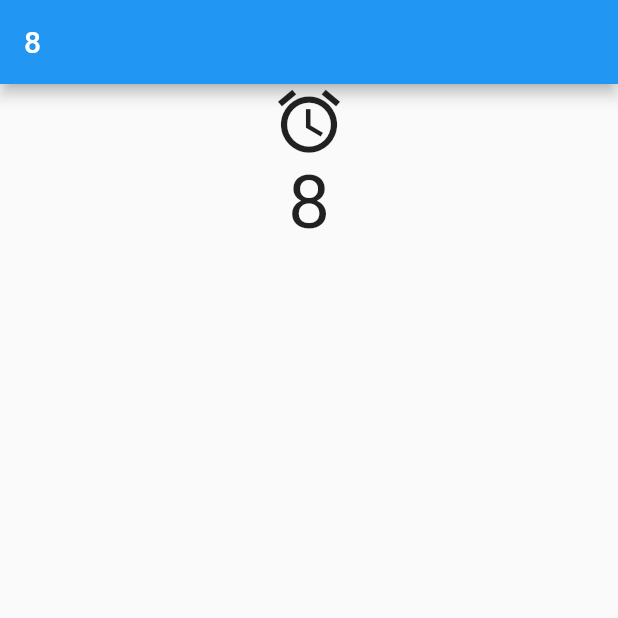
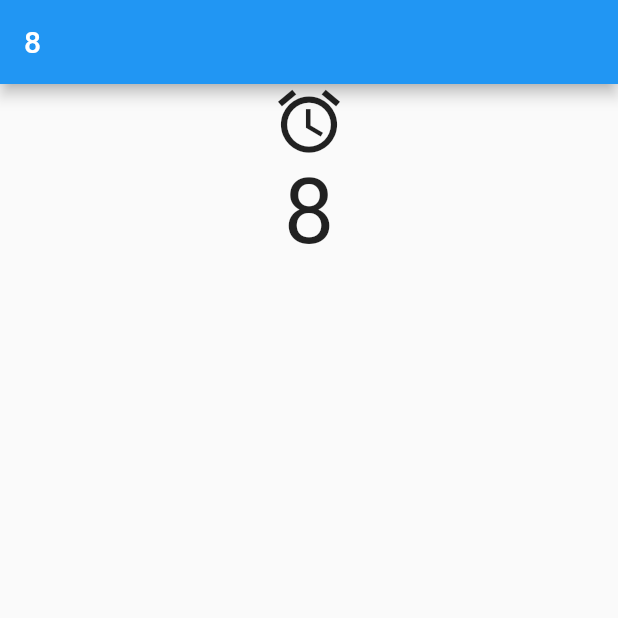
Before and after one commit to parameshmamidisetti/provider-statemanegment, a Flutter app: the screen it shows after launch, on a phone screen of 412 x 824 dp, the top half of it. Run offline on Flutter 3.47's test engine with Material 2 defaults, Android fonts, the phone set to English and light mode, and no system bars.

Commit message:
sized changed

```diff
--- a/lib/homescreen.dart
+++ b/lib/homescreen.dart
@@ -52,7 +52,7 @@ class _HomeScreenState extends State<HomeScreen> {
                   return Expanded(
                     child: Text(
                       "${data.value}",
-                      style: TextStyle(fontSize: 50),
+                      style: TextStyle(fontSize: 60),
                     ),
                   );
                 },
```
